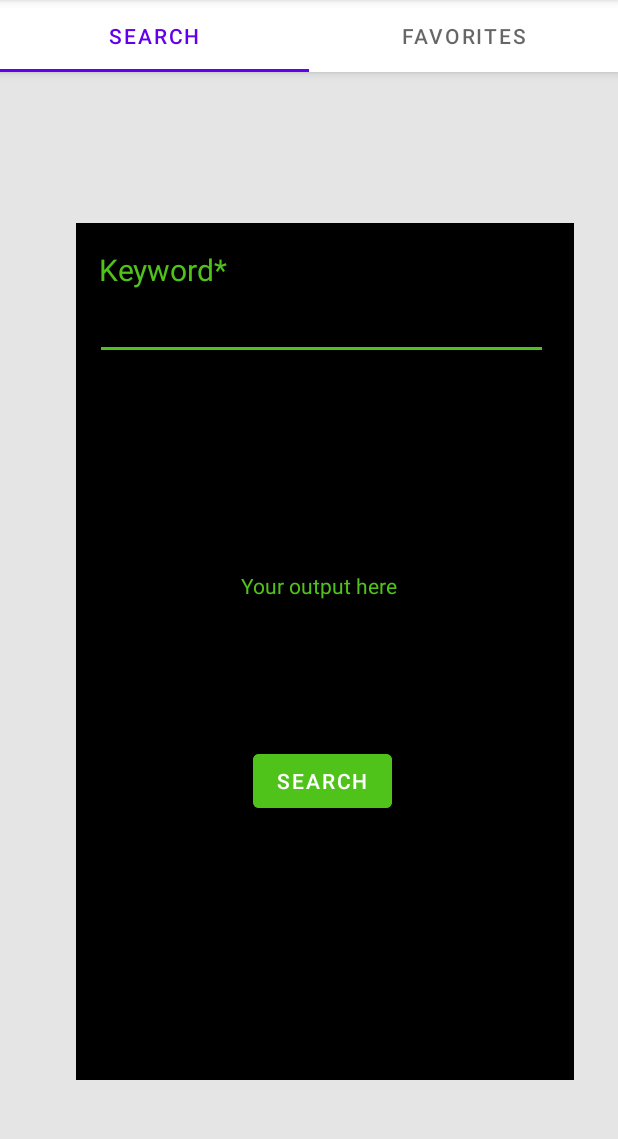
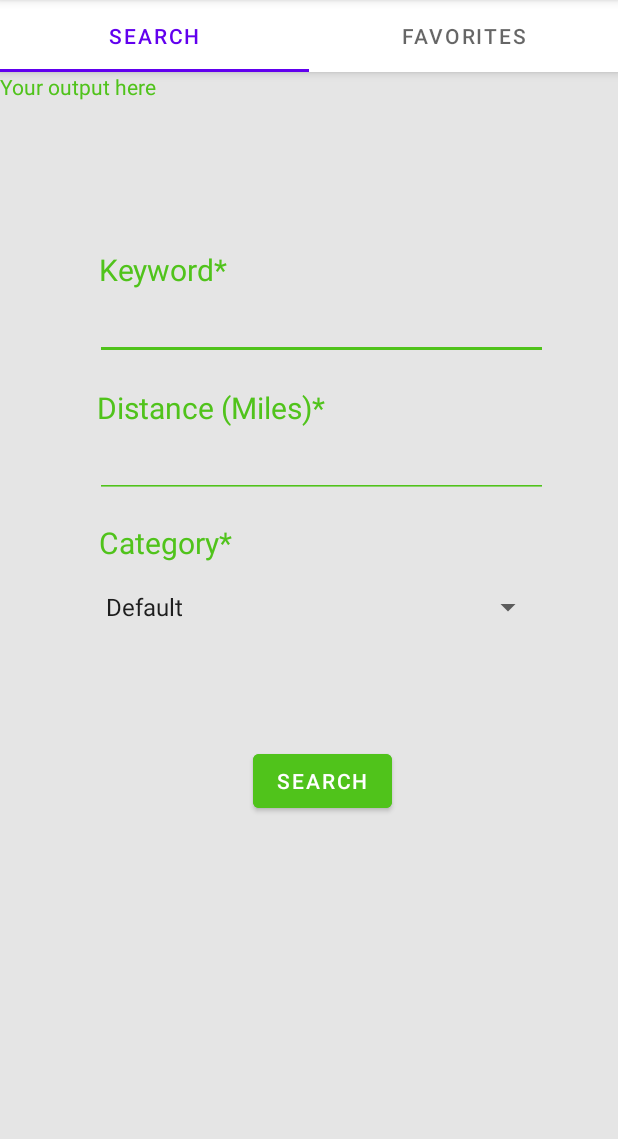
Before and after one commit to agormley3424/Event-Finder-Android-App, an Android app: the screen it shows after launch (MainActivity), on a phone screen of 412 x 824 dp, the part 84-1223 px from its top. Run offline under Robolectric (Android 15) with nearby library versions, the phone set to English and light mode, and no system bars.

Commit message:
Added category spinner

```diff
--- a/app/src/main/res/layout/fragment_search_tab.xml
+++ b/app/src/main/res/layout/fragment_search_tab.xml
@@ -15,7 +15,7 @@
         android:layout_alignParentBottom="true"
         android:layout_marginEnd="29dp"
         android:layout_marginBottom="48dp"
-        android:background="@color/black"
+        android:background="@color/grey"
         android:visibility="visible">
 
         <EditText
@@ -26,6 +26,21 @@
             android:layout_alignParentBottom="true"
             android:layout_marginEnd="17dp"
             android:layout_marginBottom="480dp"
+            android:layout_weight="1"
+            android:backgroundTint="@color/green"
+            android:ems="10"
+            android:inputType="textPersonName"
+            android:textColor="@color/white"
+            android:textColorHint="@color/white" />
+
+        <EditText
+            android:id="@+id/keywordInput2"
+            android:layout_width="302dp"
+            android:layout_height="wrap_content"
+            android:layout_alignParentEnd="true"
+            android:layout_alignParentBottom="true"
+            android:layout_marginEnd="17dp"
+            android:layout_marginBottom="388dp"
             android:layout_weight="1"
             android:backgroundTint="@color/green"
             android:ems="10"
@@ -45,6 +60,30 @@
             android:textColor="@color/green"
             android:textSize="20sp" />
 
+        <TextView
+            android:id="@+id/keywordText3"
+            android:layout_width="wrap_content"
+            android:layout_height="wrap_content"
+            android:layout_alignParentStart="true"
+            android:layout_alignParentTop="true"
+            android:layout_marginStart="15dp"
+            android:layout_marginTop="199dp"
+            android:text="Category*"
+            android:textColor="@color/green"
+            android:textSize="20sp" />
+
+        <TextView
+            android:id="@+id/keywordText2"
+            android:layout_width="wrap_content"
+            android:layout_height="wrap_content"
+            android:layout_alignParentStart="true"
+            android:layout_alignParentTop="true"
+            android:layout_marginStart="14dp"
+            android:layout_marginTop="109dp"
+            android:text="Distance (Miles)*"
+            android:textColor="@color/green"
+            android:textSize="20sp" />
+
         <Button
             android:id="@+id/searchButton"
             android:layout_width="wrap_content"
@@ -58,17 +97,26 @@
             android:text="Search"
             android:textColor="@color/white" />
 
-        <TextView
-            android:id="@+id/outputText"
-            android:layout_width="wrap_content"
+        <Spinner
+            android:id="@+id/spinner"
+            android:layout_width="300dp"
             android:layout_height="wrap_content"
+            android:layout_above="@+id/keywordInput2"
             android:layout_alignParentEnd="true"
-            android:layout_alignParentBottom="true"
-            android:layout_marginEnd="117dp"
-            android:layout_marginBottom="320dp"
-            android:text="Your output here"
-            android:textColor="@color/green" />
+            android:layout_marginEnd="20dp"
+            android:layout_marginBottom="-130dp"
+            android:entries="@array/categories"
+            android:spinnerMode="dropdown" />
 
     </RelativeLayout>
 
+    <TextView
+        android:id="@+id/outputText"
+        android:layout_width="wrap_content"
+        android:layout_height="wrap_content"
+        android:layout_marginEnd="69dp"
+        android:layout_marginBottom="602dp"
+        android:text="Your output here"
+        android:textColor="@color/green" />
+
 </RelativeLayout>
--- a/app/src/main/res/values/strings.xml
+++ b/app/src/main/res/values/strings.xml
@@ -4,4 +4,13 @@
     <string name="hello_blank_fragment">Hello blank fragment</string>
     <string name="searchText">Search</string>
     <string name="favoriteText">Favorites</string>
+    <string-array name="categories">
+        <item>Default</item>
+        <item>Music</item>
+        <item>Sports</item>
+        <item>Arts &amp; Theatre</item>
+        <item>Film</item>
+        <item>Miscellaneous</item>
+    </string-array>
+
 </resources>
```
Also changed, not shown: 1 other file.
